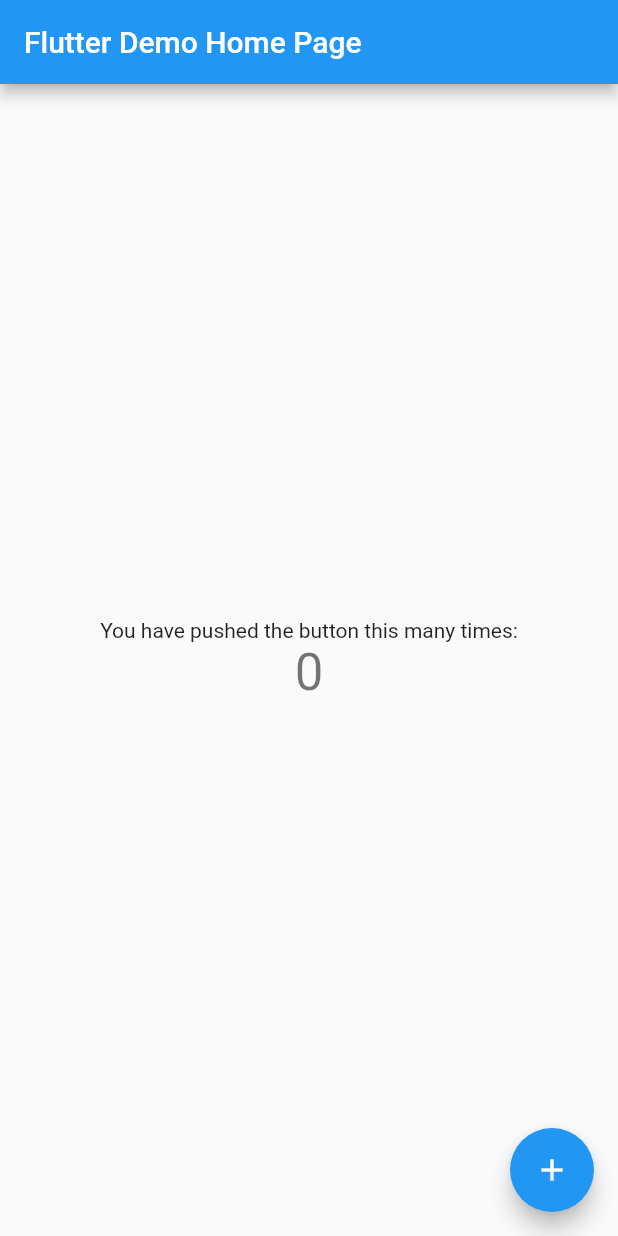
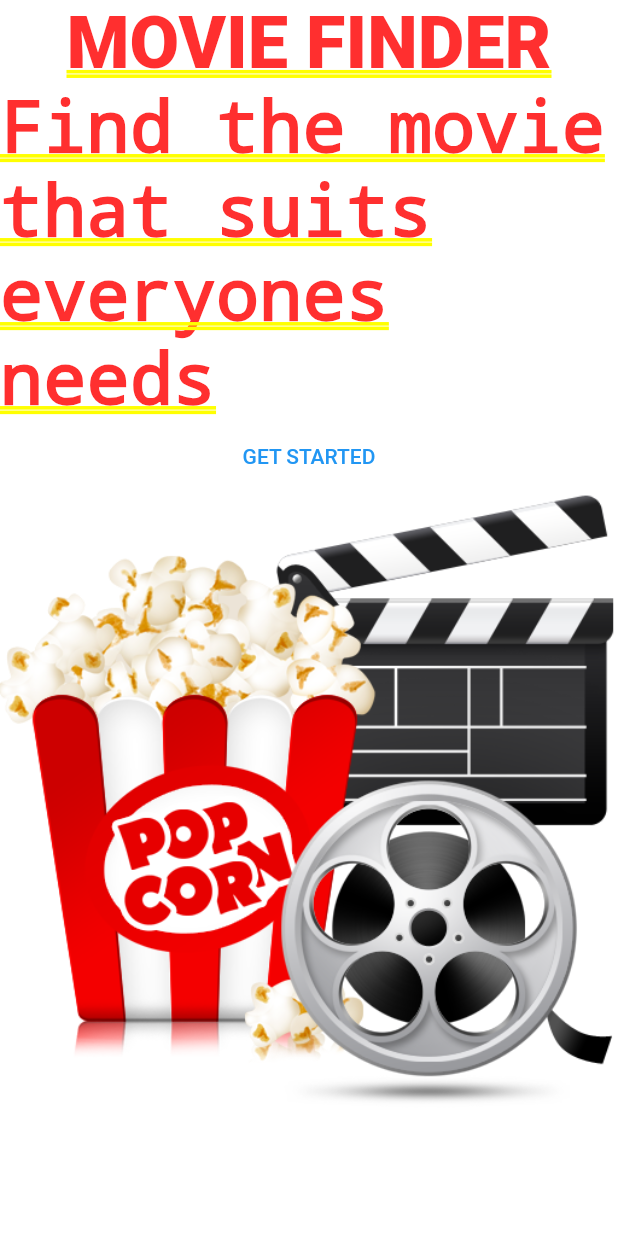
Before and after one commit to robinaerts/MovieFinder, a Flutter app: the screen it shows after launch, on a phone screen of 412 x 824 dp. Run offline on Flutter 3.47's test engine with Material 2 defaults, Android fonts, the light colour scheme and no system bars; our stand-ins replace google_fonts.

Commit message:
basic home page layout

```diff
--- a/lib/main.dart
+++ b/lib/main.dart
@@ -1,115 +1,17 @@
-import 'package:flutter/material.dart';
+import "package:flutter/material.dart";
+import 'package:moviefinder/pages/home.dart';
 
 void main() {
-  runApp(const MyApp());
+  runApp(const App());
 }
 
-class MyApp extends StatelessWidget {
-  const MyApp({Key? key}) : super(key: key);
+class App extends StatelessWidget {
+  const App({Key? key}) : super(key: key);
 
-  // This widget is the root of your application.
   @override
   Widget build(BuildContext context) {
     return MaterialApp(
-      title: 'Flutter Demo',
-      theme: ThemeData(
-        // This is the theme of your application.
-        //
-        // Try running your application with "flutter run". You'll see the
-        // application has a blue toolbar. Then, without quitting the app, try
-        // changing the primarySwatch below to Colors.green and then invoke
-        // "hot reload" (press "r" in the console where you ran "flutter run",
-        // or simply save your changes to "hot reload" in a Flutter IDE).
-        // Notice that the counter didn't reset back to zero; the application
-        // is not restarted.
-        primarySwatch: Colors.blue,
-      ),
-      home: const MyHomePage(title: 'Flutter Demo Home Page'),
+      home: const Home(),
     );
   }
 }
-
-class MyHomePage extends StatefulWidget {
-  const MyHomePage({Key? key, required this.title}) : super(key: key);
-
-  // This widget is the home page of your application. It is stateful, meaning
-  // that it has a State object (defined below) that contains fields that affect
-  // how it looks.
-
-  // This class is the configuration for the state. It holds the values (in this
-  // case the title) provided by the parent (in this case the App widget) and
-  // used by the build method of the State. Fields in a Widget subclass are
-  // always marked "final".
-
-  final String title;
-
-  @override
-  State<MyHomePage> createState() => _MyHomePageState();
-}
-
-class _MyHomePageState extends State<MyHomePage> {
-  int _counter = 0;
-
-  void _incrementCounter() {
-    setState(() {
-      // This call to setState tells the Flutter framework that something has
-      // changed in this State, which causes it to rerun the build method below
-      // so that the display can reflect the updated values. If we changed
-      // _counter without calling setState(), then the build method would not be
-      // called again, and so nothing would appear to happen.
-      _counter++;
-    });
-  }
-
-  @override
-  Widget build(BuildContext context) {
-    // This method is rerun every time setState is called, for instance as done
-    // by the _incrementCounter method above.
-    //
-    // The Flutter framework has been optimized to make rerunning build methods
-    // fast, so that you can just rebuild anything that needs updating rather
-    // than having to individually change instances of widgets.
-    return Scaffold(
-      appBar: AppBar(
-        // Here we take the value from the MyHomePage object that was created by
-        // the App.build method, and use it to set our appbar title.
-        title: Text(widget.title),
-      ),
-      body: Center(
-        // Center is a layout widget. It takes a single child and positions it
-        // in the middle of the parent.
-        child: Column(
-          // Column is also a layout widget. It takes a list of children and
-          // arranges them vertically. By default, it sizes itself to fit its
-          // children horizontally, and tries to be as tall as its parent.
-          //
-          // Invoke "debug painting" (press "p" in the console, choose the
-          // "Toggle Debug Paint" action from the Flutter Inspector in Android
-          // Studio, or the "Toggle Debug Paint" command in Visual Studio Code)
-          // to see the wireframe for each widget.
-          //
-          // Column has various properties to control how it sizes itself and
-          // how it positions its children. Here we use mainAxisAlignment to
-          // center the children vertically; the main axis here is the vertical
-          // axis because Columns are vertical (the cross axis would be
-          // horizontal).
-          mainAxisAlignment: MainAxisAlignment.center,
-          children: <Widget>[
-            const Text(
-              'You have pushed the button this many times:',
-            ),
-            Text(
-              '$_counter',
-              style: Theme.of(context).textTheme.headline4,
-            ),
-          ],
-        ),
-      ),
-      floatingActionButton: FloatingActionButton(
-        onPressed: _incrementCounter,
-        tooltip: 'Increment',
-        child: const Icon(Icons.add),
-      ), // This trailing comma makes auto-formatting nicer for build methods.
-    );
-  }
-}
--- /dev/null
+++ b/lib/pages/home.dart
@@ -0,0 +1,20 @@
+import 'package:flutter/material.dart';
+import 'package:google_fonts/google_fonts.dart';
+
+class Home extends StatelessWidget {
+  const Home({Key? key}) : super(key: key);
+
+  @override
+  Widget build(BuildContext context) {
+    return (Column(
+      children: [
+        Text("MOVIE FINDER", style: GoogleFonts.roboto()),
+        const Text("Find the movie that suits everyones needs"),
+        TextButton(
+            onPressed: () => print("Clicked!"),
+            child: const Text("GET STARTED")),
+        Image.asset("assets/images/movie.png"),
+      ],
+    ));
+  }
+}
```
Also changed, not shown: pubspec.yaml (+4 -39 lines), assets/images/movie.png (added), pubspec.lock, 2 other files.
